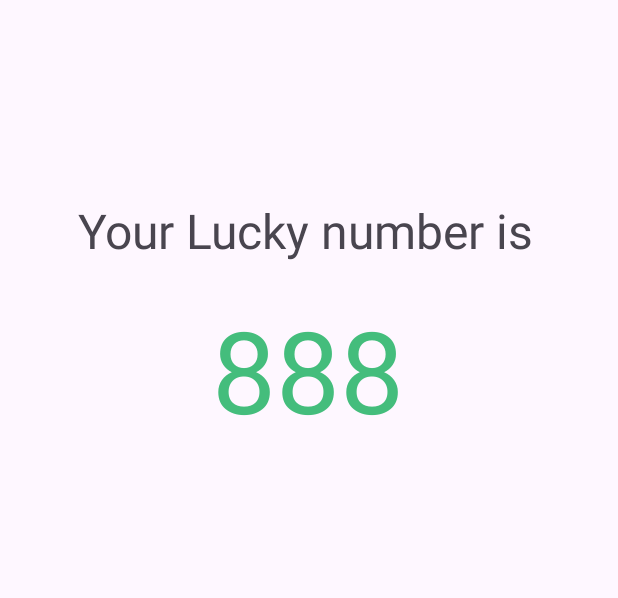
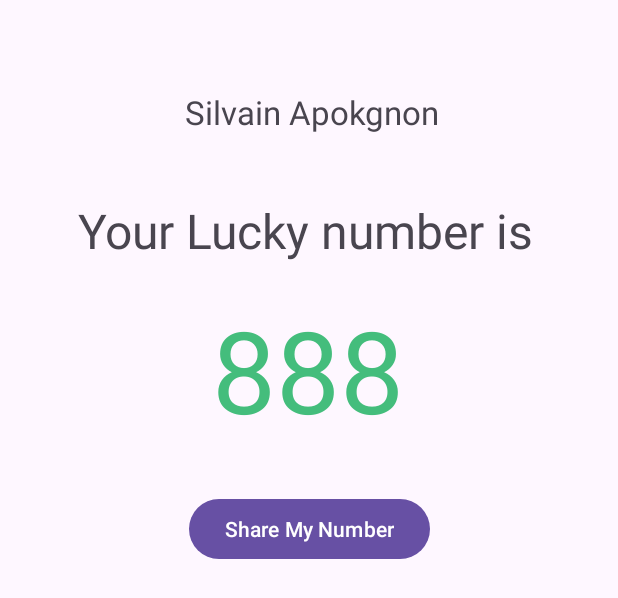
Before and after one commit to Afrographic/learning_kotlin, an Android app: the layout activity_lucky_number.xml on its own in the app's theme, with its tools: preview values and no code run, on a phone screen of 412 x 824 dp. Shown: the top 598 px of the screen. Run offline under Robolectric (Android 15) with nearby library versions, the phone set to English and light mode, and no system bars.

Commit message:
Working on number generator

```diff
--- a/app/src/main/res/layout/activity_lucky_number.xml
+++ b/app/src/main/res/layout/activity_lucky_number.xml
@@ -6,6 +6,18 @@
     android:layout_width="match_parent"
     android:layout_height="match_parent"
     tools:context=".LuckyNumber">
+
+    <TextView
+        android:id="@+id/userName"
+        android:layout_width="match_parent"
+        android:layout_height="wrap_content"
+        android:layout_marginStart="4dp"
+        android:layout_marginTop="60dp"
+        android:gravity="center"
+        android:text="Silvain Apokgnon"
+        android:textSize="22dp"
+        app:layout_constraintStart_toStartOf="parent"
+        app:layout_constraintTop_toTopOf="parent" />
 
     <TextView
         android:id="@+id/text1"
@@ -24,10 +36,21 @@
         android:layout_height="wrap_content"
         android:layout_marginTop="20dp"
         android:text="888"
+        android:textColor="@color/red"
         android:textSize="76sp"
-        android:textColor="@color/red"
         app:layout_constraintEnd_toEndOf="parent"
         app:layout_constraintHorizontal_bias="0.498"
         app:layout_constraintStart_toStartOf="parent"
         app:layout_constraintTop_toBottomOf="@+id/text1" />
+
+    <Button
+        android:id="@+id/shareBtn"
+        android:layout_width="wrap_content"
+        android:layout_height="wrap_content"
+        android:layout_marginTop="32dp"
+        android:text="Share My Number"
+        app:layout_constraintEnd_toEndOf="parent"
+        app:layout_constraintStart_toStartOf="parent"
+        app:layout_constraintTop_toBottomOf="@+id/luckyNumText" />
+
 </androidx.constraintlayout.widget.ConstraintLayout>
```
Also changed, not shown: app/src/main/java/com/example/greetingapp/LuckyNumber.kt (+28 -0 lines), app/src/main/java/com/example/greetingapp/MainActivity.kt (+18 -0 lines), app/src/main/res/layout/activity_main.xml (+7 -7 lines).
